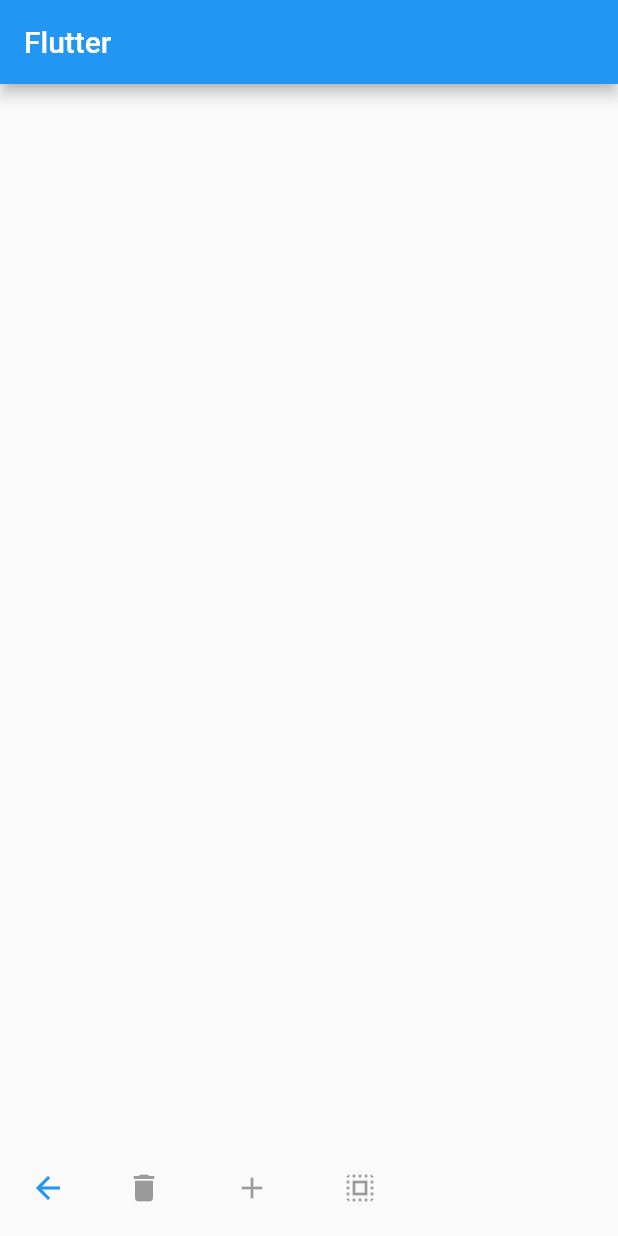
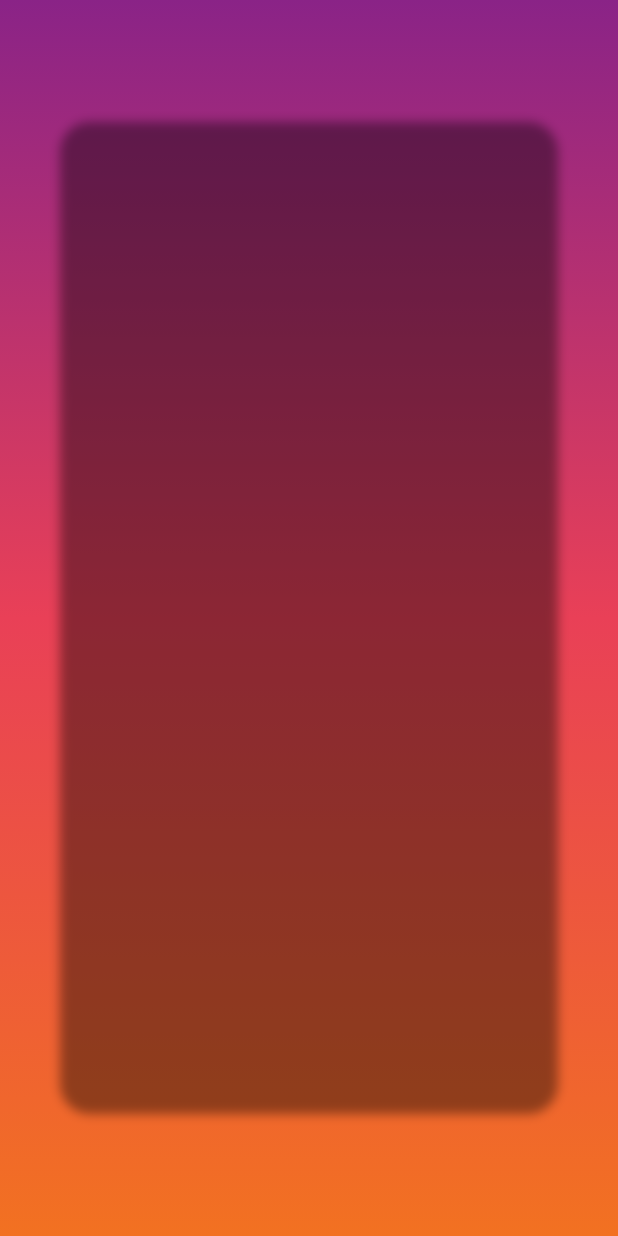
Before and after one commit to Mohammed-Ibrahim99/paint_app, a Flutter app: the screen it shows after launch, on a phone screen of 412 x 824 dp. Run offline on Flutter 3.47's test engine with Material 2 defaults, Android fonts, the phone set to English and light mode, and no system bars; missing offline and left inert: dart:html.

Commit message:
+ Added background Screen with centre location for canvas Tutorial being followed from here: youtube.com/watch?v=Zv5T2C1oKus

```diff
--- a/lib/main.dart
+++ b/lib/main.dart
@@ -15,16 +15,7 @@ class MyApp extends StatelessWidget {
     return MaterialApp(
       title: 'Flutter',
       theme: ThemeData(
-        // This is the theme of your application.
-        //
-        // Try running your application with "flutter run". You'll see the
-        // application has a blue toolbar. Then, without quitting the app, try
-        // changing the primarySwatch below to Colors.green and then invoke
-        // "hot reload" (press "r" in the console where you ran "flutter run",
-        // or simply save your changes to "hot reload" in a Flutter IDE).
-        // Notice that the counter didn't reset back to zero; the application
-        // is not restarted.
-        primarySwatch: Colors.blue,
+        primarySwatch: Colors.red,
       ),
       home: const MyHomePage(title: 'Flutter'),
     );
@@ -34,15 +25,6 @@ class MyApp extends StatelessWidget {
 
 class MyHomePage extends StatefulWidget {
   const MyHomePage({super.key, required this.title});
-
-  // This widget is the home page of your application. It is stateful, meaning
-  // that it has a State object (defined below) that contains fields that affect
-  // how it looks.
-
-  // This class is the configuration for the state. It holds the values (in this
-  // case the title) provided by the parent (in this case the App widget) and
-  // used by the build method of the State. Fields in a Widget subclass are
-  // always marked "final".
 
   final String title;
 
@@ -54,79 +36,48 @@ class _MyHomePageState extends State<MyHomePage> {
 
   @override
   Widget build(BuildContext context) {
-    // This method is rerun every time setState is called, for instance as done
-    // by the _incrementCounter method above.
-    //
-    // The Flutter framework has been optimized to make rerunning build methods
-    // fast, so that you can just rebuild anything that needs updating rather
-    // than having to individually change instances of widgets.
+    final double width = MediaQuery.of(context).size.width;
+    final double height = MediaQuery.of(context).size.height;
     return Scaffold(
-      appBar: AppBar(
-        // Here we take the value from the MyHomePage object that was created by
-        // the App.build method, and use it to set our appbar title.
-        title: Text(widget.title),
-      ),
-      body: Row(
-        // Center is a layout widget. It takes a single child and positions it
-        // in the middle of the parent.
-        children: [Column(
-          // Column is also a layout widget. It takes a list of children and
-          // arranges them vertically. By default, it sizes itself to fit its
-          // children horizontally, and tries to be as tall as its parent.
-          //
-          // Invoke "debug painting" (press "p" in the console, choose the
-          // "Toggle Debug Paint" action from the Flutter Inspector in Android
-          // Studio, or the "Toggle Debug Paint" command in Visual Studio Code)
-          // to see the wireframe for each widget.
-          //
-          // Column has various properties to control how it sizes itself and
-          // how it positions its children. Here we use mainAxisAlignment to
-          // center the children vertically; the main axis here is the vertical
-          // axis because Columns are vertical (the cross axis would be
-          // horizontal).
-          crossAxisAlignment: CrossAxisAlignment.start,
-          mainAxisAlignment: MainAxisAlignment.end,
-
-          children: const <Widget>[
-            ButtonBar(
-              alignment: MainAxisAlignment.spaceBetween,
-              children: [
-                Expanded(
-                  child: BackButton(
-                  color: Colors.blue,
-                  onPressed: null,
-                ),
-                ),
-                Expanded(child:
-                TextButton(
-                    onPressed: null,
-                    child: Icon(Icons.delete)
-                ),
-                ),
-                Expanded(child:
-                TextButton(
-                    onPressed: null,
-                    child: Icon(Icons.add)
-                ),
-                ),
-                Expanded(child:
-                TextButton(
-                    onPressed: null,
-                    child: Icon(Icons.select_all)
-                ),
-                ),
+      body: Stack(
+        children: <Widget>[
+          // Background Colour for application
+          Container(
+            decoration: const BoxDecoration(
+              gradient: LinearGradient(
+                begin: Alignment.topCenter,
+                end: Alignment.bottomCenter,
+                colors:
+                  [
+                    Color.fromRGBO(138, 35, 135, 1),
+                    Color.fromRGBO(233, 64, 87, 1),
+                    Color.fromRGBO(242, 113, 33, 1),
+                  ])),
+          ),
+          Center(
+            child: Column(
+              crossAxisAlignment: CrossAxisAlignment.center,
+              mainAxisAlignment: MainAxisAlignment.center,
+              children: <Widget>[
+                Container(
+                  width: width * 0.80,
+                  height: height * 0.80,
+                  decoration: BoxDecoration(
+                    borderRadius: const BorderRadius.all((Radius.circular(20.0))),
+                    boxShadow: [
+                      BoxShadow(
+                        color: Colors.black.withOpacity(0.4),
+                        blurRadius: 5.0,
+                        spreadRadius: 1.0
+                    )
+                  ]
+                  ),
+                )
               ],
-            )
-          ],
-        ),
-      ],
-      ),
-      // This trailing comma makes auto-formatting nicer for build methods
-      // endDrawer: FloatingActionButton(
-      //   onPressed: _incrementCounter,
-      //   tooltip: 'Increment',
-      //   child: const Icon(Icons.delete),
-      // ),
-      );
+            ),
+          )
+        ]
+    )
+    );
   }
 }
```
